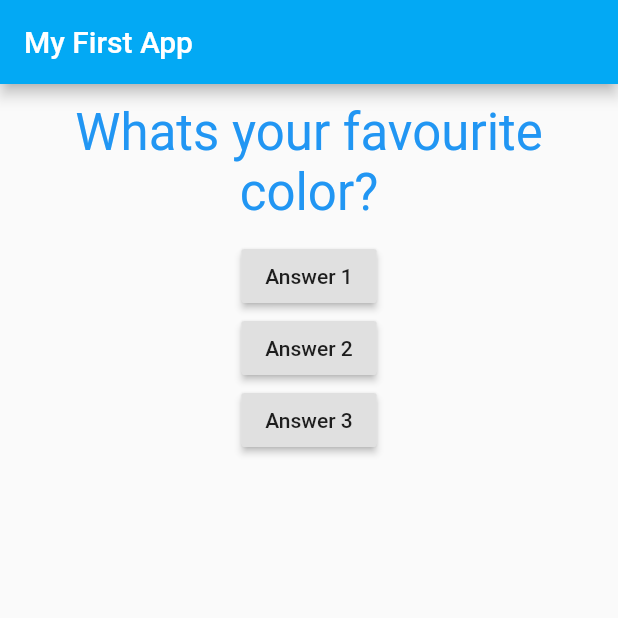
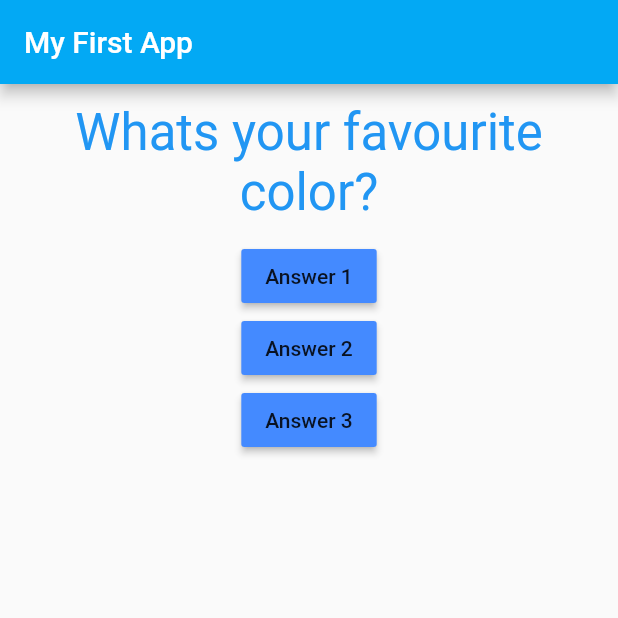
Before and after one commit to sacksaini/flutter_complete_guide, a Flutter app: the screen it shows after launch, on a phone screen of 412 x 824 dp, the top half of it. Run offline on Flutter 3.47's test engine with Material 2 defaults, Android fonts, the phone set to English and light mode, and no system bars.

Commit message:
Syling added in buttons : colors

```diff
--- a/lib/main.dart
+++ b/lib/main.dart
@@ -1,3 +1,5 @@
+import 'dart:ui';
+
 import "package:flutter/material.dart";
 import "./questions.dart";
 
@@ -26,7 +28,7 @@ class _MyAppState extends State<MyApp> {
   Widget build(BuildContext context) {
     var questions = [
       'What\s your favourite color?',
-      'What\'s your favourite animal'
+      'What\'s your favourite animal?'
     ];
     return MaterialApp(
         home: Scaffold(
@@ -37,18 +39,25 @@ class _MyAppState extends State<MyApp> {
             body: Column(
               children: [
                 Questions(questions[_questionIndex]),
+                Column(children: [
                   RaisedButton(
-                  child: Text('Answer 1'),
+                    color: Colors.blueAccent,
+                    child: Text(
+                      'Answer 1',
+                    ),
                     onPressed: _answerQuestion,
                   ),
                   RaisedButton(
+                    color: Colors.blueAccent,
                     child: Text('Answer 2'),
                     onPressed: _answerQuestion,
                   ),
                   RaisedButton(
+                    color: Colors.blueAccent,
                     child: Text('Answer 3'),
                     onPressed: _answerQuestion,
-                ),
+                  )
+                ]),
               ],
             )));
   }
```
Lines whose indentation alone changed are shown as unchanged.
